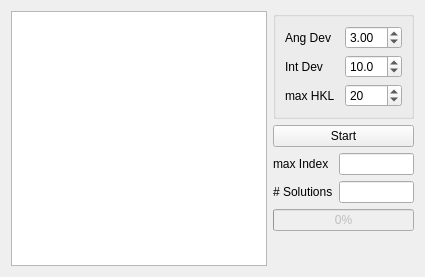
jonasstein/clip, file ui/Indexdisplay.ui: the form before one commit.
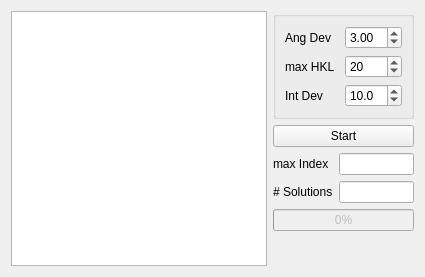
The form after the commit. Icons and pictures are not drawn.

Diff of the .ui file:
```diff
--- a/ui/Indexdisplay.ui
+++ b/ui/Indexdisplay.ui
@@ -75,7 +75,7 @@
         </property>
        </widget>
       </item>
-      <item row="1" column="0">
+      <item row="2" column="0">
        <widget class="QLabel" name="label_2">
         <property name="text">
          <string>Int Dev</string>
@@ -85,7 +85,7 @@
         </property>
        </widget>
       </item>
-      <item row="1" column="1">
+      <item row="2" column="1">
        <widget class="QDoubleSpinBox" name="IntDev">
         <property name="decimals">
          <number>1</number>
@@ -101,17 +101,7 @@
         </property>
        </widget>
       </item>
-      <item row="2" column="0">
-       <widget class="QLabel" name="label_3">
-        <property name="text">
-         <string>max HKL</string>
-        </property>
-        <property name="buddy">
-         <cstring>maxIndex</cstring>
-        </property>
-       </widget>
-      </item>
-      <item row="2" column="1">
+      <item row="1" column="1">
        <widget class="QSpinBox" name="maxIndex">
         <property name="minimum">
          <number>1</number>
@@ -124,6 +114,16 @@
         </property>
        </widget>
       </item>
+      <item row="1" column="0">
+       <widget class="QLabel" name="label_3">
+        <property name="text">
+         <string>max HKL</string>
+        </property>
+        <property name="buddy">
+         <cstring>maxIndex</cstring>
+        </property>
+       </widget>
+      </item>
      </layout>
     </widget>
    </item>
```
Left out of the diff: 30 changed lines with no effect on the pictures.
